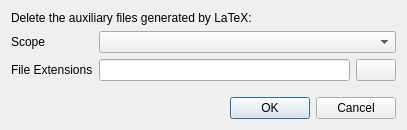
Before: the Qt Designer form cleandialog.ui in svn2github/texstudio-trunk, drawn with Qt 5.
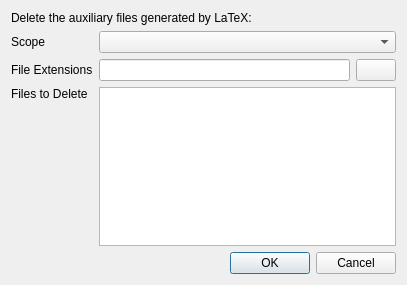
After: the same form once the commit is applied. Icons and pictures are not drawn.

Commit message: Clean dialog: - allow extension pattern with multiple extensions, e.g. "synctex.gz" - display files to delete

Patch:
```diff
--- a/cleandialog.ui
+++ b/cleandialog.ui
@@ -7,7 +7,7 @@
     <x>0</x>
     <y>0</y>
     <width>407</width>
-    <height>130</height>
+    <height>285</height>
    </rect>
   </property>
   <property name="windowTitle">
@@ -52,6 +52,13 @@
      </item>
     </layout>
    </item>
+   <item row="0" column="0" colspan="2">
+    <widget class="QLabel" name="label_3">
+     <property name="text">
+      <string>Delete the auxiliary files generated by LaTeX:</string>
+     </property>
+    </widget>
+   </item>
    <item row="4" column="0" colspan="2">
     <widget class="QDialogButtonBox" name="buttonBox">
      <property name="orientation">
@@ -63,22 +70,25 @@
     </widget>
    </item>
    <item row="3" column="1">
-    <spacer name="verticalSpacer">
-     <property name="orientation">
-      <enum>Qt::Vertical</enum>
+    <widget class="QListWidget" name="lwFiles">
+     <property name="editTriggers">
+      <set>QAbstractItemView::NoEditTriggers</set>
      </property>
-     <property name="sizeHint" stdset="0">
-      <size>
-       <width>20</width>
-       <height>40</height>
-      </size>
+     <property name="showDropIndicator" stdset="0">
+      <bool>false</bool>
      </property>
-    </spacer>
+     <property name="selectionMode">
+      <enum>QAbstractItemView::NoSelection</enum>
+     </property>
+    </widget>
    </item>
-   <item row="0" column="0" colspan="2">
-    <widget class="QLabel" name="label_3">
+   <item row="3" column="0">
+    <widget class="QLabel" name="label_4">
      <property name="text">
-      <string>Delete the auxiliary files generated by LaTeX:</string>
+      <string>Files to Delete</string>
+     </property>
+     <property name="alignment">
+      <set>Qt::AlignLeading|Qt::AlignLeft|Qt::AlignTop</set>
      </property>
     </widget>
    </item>
```
The commit also changes 2 other files.
